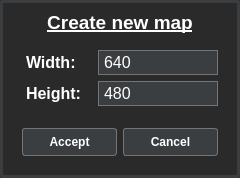
Above: source/ParkingSimulator/ParkingSimulator/CreateMap.ui from kowalikw/ParkingSimulator before the change. Below: the same form after it.
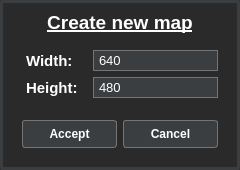
That is the form after the change. Icons and pictures are not drawn.

```diff
--- a/source/ParkingSimulator/ParkingSimulator/CreateMap.ui
+++ b/source/ParkingSimulator/ParkingSimulator/CreateMap.ui
@@ -115,7 +115,7 @@
          <widget class="QLabel" name="label">
           <property name="font">
            <font>
-            <pointsize>12</pointsize>
+            <pointsize>11</pointsize>
             <weight>75</weight>
             <bold>true</bold>
            </font>
@@ -132,7 +132,7 @@
          <widget class="QSpinBox" name="mapWidth">
           <property name="font">
            <font>
-            <pointsize>12</pointsize>
+            <pointsize>10</pointsize>
            </font>
           </property>
           <property name="styleSheet">
@@ -150,7 +150,7 @@
          <widget class="QLabel" name="label_2">
           <property name="font">
            <font>
-            <pointsize>12</pointsize>
+            <pointsize>11</pointsize>
             <weight>75</weight>
             <bold>true</bold>
            </font>
@@ -167,7 +167,7 @@
          <widget class="QSpinBox" name="mapHeight">
           <property name="font">
            <font>
-            <pointsize>12</pointsize>
+            <pointsize>10</pointsize>
            </font>
           </property>
           <property name="styleSheet">
```
